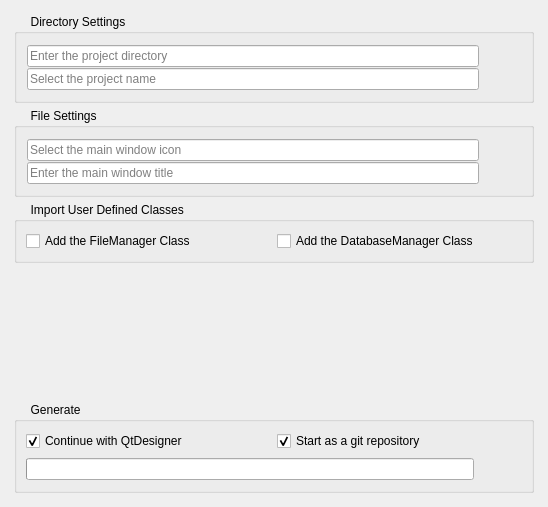
Qt form utilities/ui/pyqt_project_generator.ui (muzafferbulut/pyqt5-project-starter) before a commit.
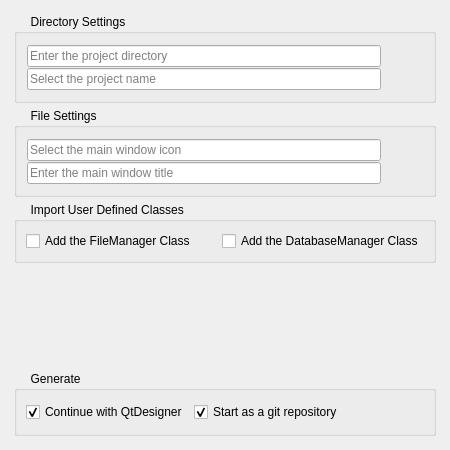
The same form after that commit. Icons and pictures are not drawn.

Commit message: hata düzeltmesi

Patch:
```diff
--- a/utilities/ui/pyqt_project_generator.ui
+++ b/utilities/ui/pyqt_project_generator.ui
@@ -6,10 +6,22 @@
    <rect>
     <x>0</x>
     <y>0</y>
-    <width>548</width>
-    <height>507</height>
+    <width>450</width>
+    <height>450</height>
    </rect>
   </property>
+  <property name="minimumSize">
+   <size>
+    <width>450</width>
+    <height>450</height>
+   </size>
+  </property>
+  <property name="maximumSize">
+   <size>
+    <width>800</width>
+    <height>800</height>
+   </size>
+  </property>
   <property name="windowTitle">
    <string>PyQt Project Generator</string>
   </property>
@@ -294,20 +306,6 @@
              </property>
              <property name="checked">
               <bool>true</bool>
-             </property>
-            </widget>
-           </item>
-          </layout>
-         </item>
-         <item>
-          <layout class="QHBoxLayout" name="horizontalLayout">
-           <item>
-            <widget class="QProgressBar" name="progressBar">
-             <property name="value">
-              <number>0</number>
-             </property>
-             <property name="textVisible">
-              <bool>false</bool>
              </property>
             </widget>
            </item>
```
The commit also changes 1 other file.
